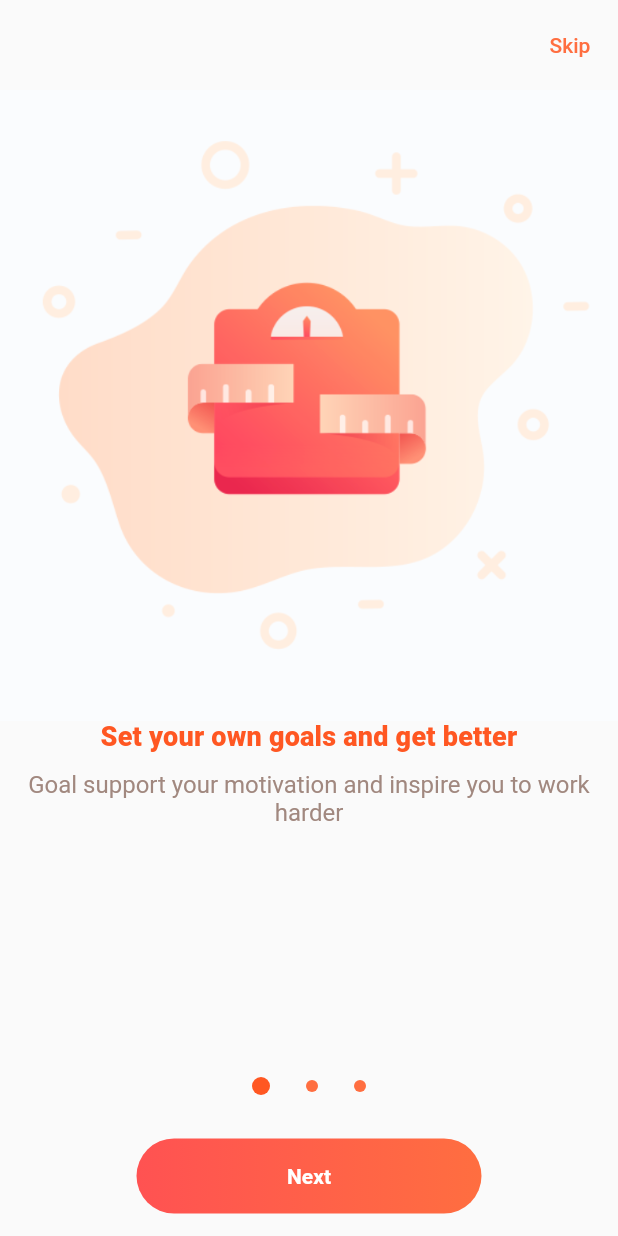
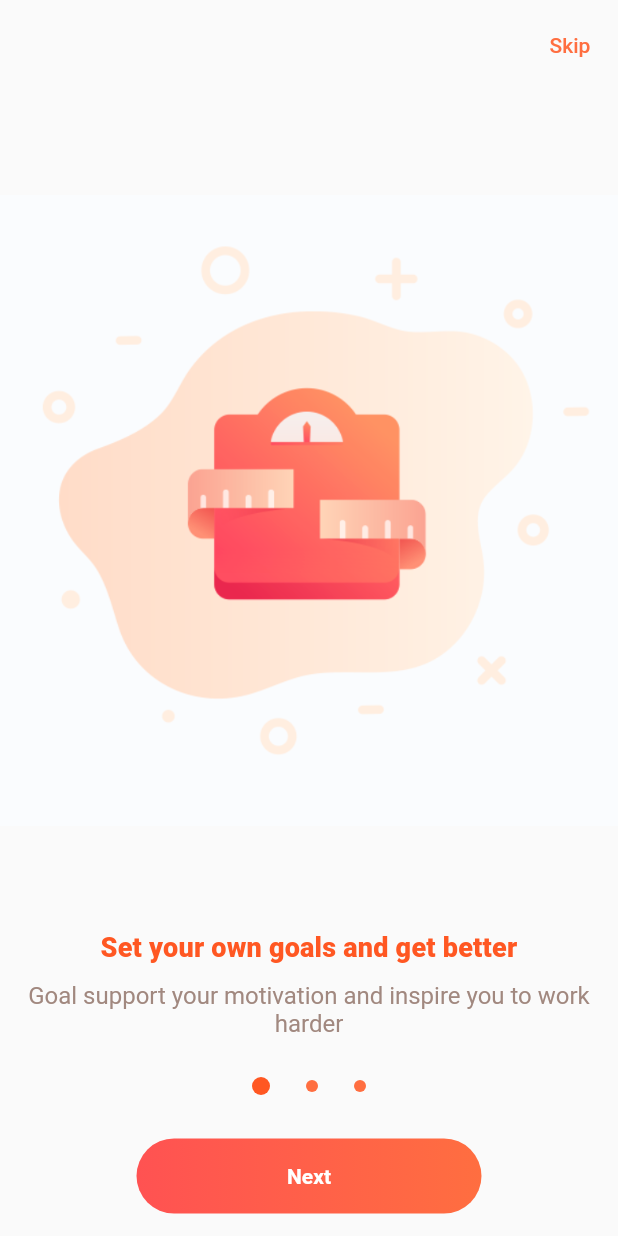
Before and after one commit to mohanasundaramn/ms-flutter-packages, a Flutter app: the screen it shows after launch, on a phone screen of 412 x 824 dp. Run offline on Flutter 3.47's test engine with Material 2 defaults, Android fonts, the phone set to English and light mode, and no system bars.

Commit message:
v1.0.2 release

```diff
--- a/flutter_onboard/example/lib/main.dart
+++ b/flutter_onboard/example/lib/main.dart
@@ -26,7 +26,7 @@ class HomeScreen extends StatelessWidget {
           pageController: _pageController,
           // Either Provide onSkip Callback or skipButton Widget to handle skip state
           onSkip: () {
-            // print('skip tapped');
+            // print('skipped');
           },
           // Either Provide onDone Callback or nextButton Widget to handle done state
           onDone: () {
--- a/flutter_onboard/lib/src/widgets/onboard.dart
+++ b/flutter_onboard/lib/src/widgets/onboard.dart
@@ -110,7 +110,7 @@ class OnBoard extends StatelessWidget {
                       return SizedBox(
                         child: Column(
                           children: <Widget>[
-                            SizedBox(
+                            Expanded(
                               child: Image.asset(
                                 onBoardData[index].imgUrl,
                                 width: imageWidth,
--- a/flutter_onboard/pubspec.yaml
+++ b/flutter_onboard/pubspec.yaml
@@ -1,6 +1,6 @@
 name: flutter_onboard
 description: A simple, elegant and easy to use onboard widget for both android and ios devices(Null-Safety).
-version: 1.0.1
+version: 1.0.2
 homepage: https://github.com/mohanasundaramn/ms-flutter-packages
 repository: https://github.com/mohanasundaramn/ms-flutter-packages/tree/master/flutter_onboard
 
```
Also changed, not shown: 3 other files.
